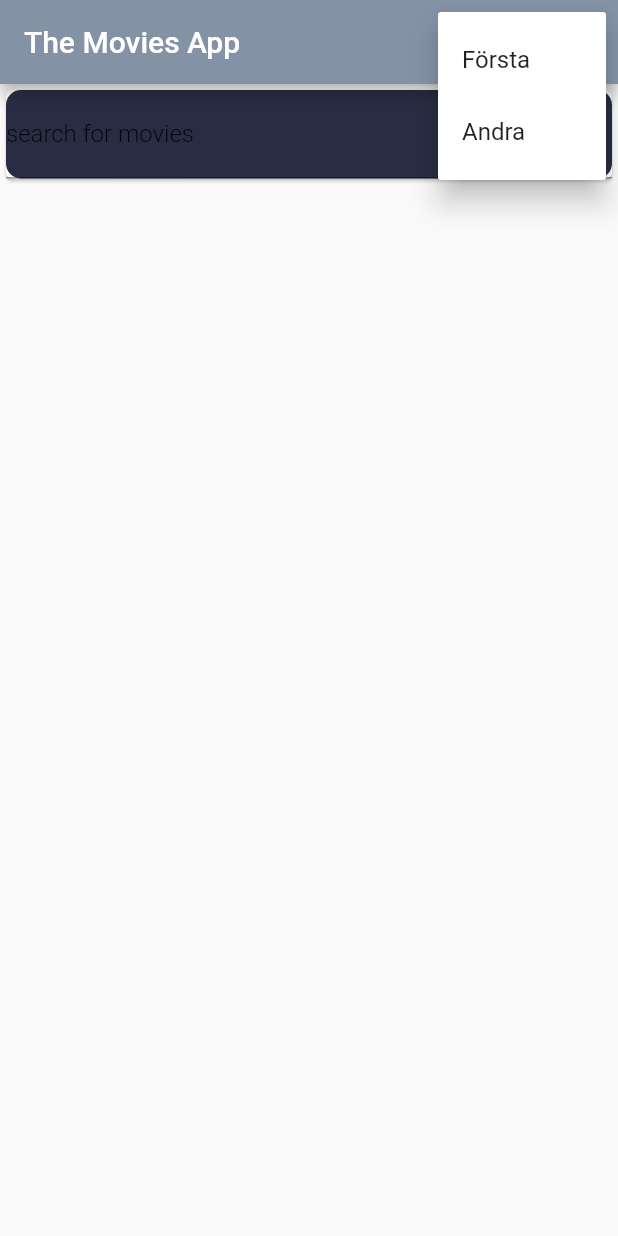
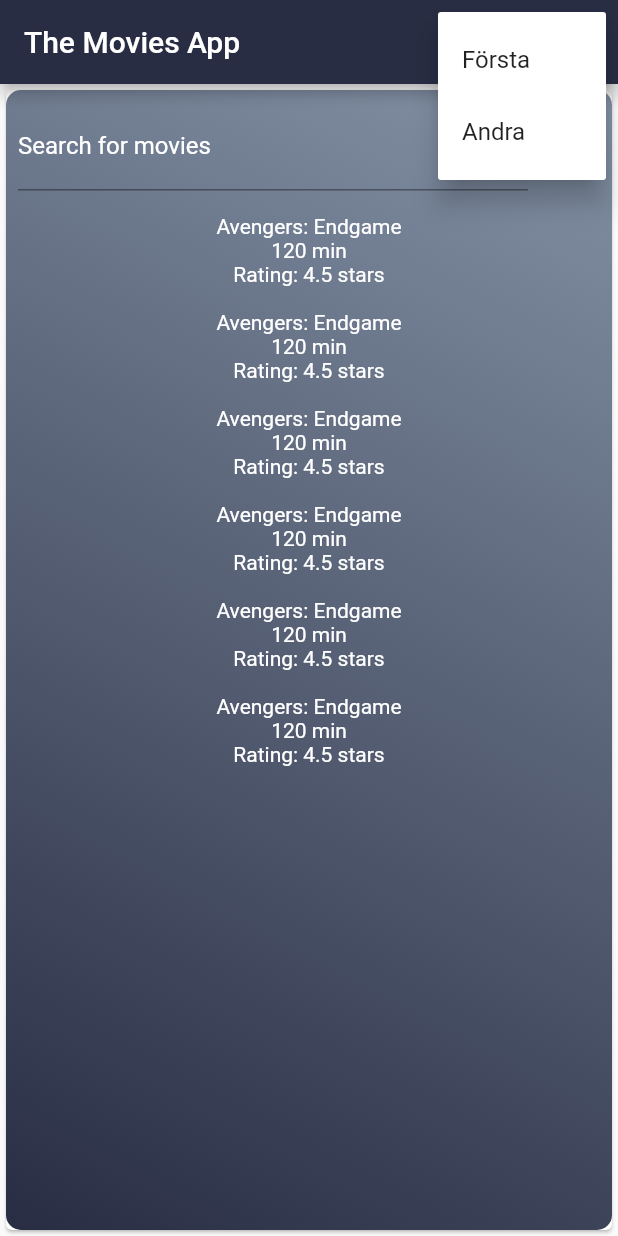
Before and after one commit to gu-tig169/grupp10, a Flutter app: the screen it shows after launch, after a tap on the "more vert" icon, on a phone screen of 412 x 824 dp. Run offline on Flutter 3.47's test engine with Material 2 defaults, Android fonts, the phone set to English and light mode, and no system bars; our stand-ins replace splashscreen.

Commit message:
Förbättrat sökrutan. Lagt till mkt basic filmlista.

```diff
--- a/lib/screens/main_page.dart
+++ b/lib/screens/main_page.dart
@@ -17,25 +17,21 @@ class _MyHomePageState extends State<MyHomePage> {
   Widget build(BuildContext context) {
     return Scaffold(
         appBar: AppBar(
-          backgroundColor: AppColors.primaryColor,
+          backgroundColor: AppColors.secondaryColor,
           title: Text('The Movies App', textAlign: TextAlign.center),
           actions: <Widget>[
             PopupMenuButton<int>(
               icon: Icon(Icons.more_vert_rounded, color: Colors.white),
               itemBuilder: (context) => [
-                PopupMenuItem(
-                  value: 1,
-                  child: Text('Första'),
-                ),
+                PopupMenuItem(value: 1,  child: Text('Första'),),
                 PopupMenuItem(value: 2, child: Text('Andra'))
               ],
-              onSelected: (value) {
-                print("value:$value");
-              },
+              onSelected: (value) => print("value:$value"),
             )
           ],
         ),
         body: _movieWidget(context, String));
+    // Tror vi kan ta bort grejerna under här.
     /*Center(
         child: Container(
             decoration: BoxDecoration(
@@ -51,18 +47,14 @@ class _MyHomePageState extends State<MyHomePage> {
 }
 
 Widget _movieWidget(context, title) {
-  TextEditingController textEditingController;
   return Card(
       child: Container(
-          child: TextField(
-            controller: textEditingController,
-            decoration: InputDecoration(
-              labelText: 'search for movies',
-              labelStyle:
-                  TextStyle(color: Colors.black87, fontWeight: FontWeight.w300),
+          decoration: BoxDecoration(
+            gradient: LinearGradient( // Flyttade lineargradient hit.
+              begin: Alignment.topRight,
+              end: Alignment.bottomLeft,
+              colors: [AppColors.primaryColor, AppColors.secondaryColor],
             ),
-          ),
-          decoration: BoxDecoration(
             color: AppColors.secondaryColor,
             borderRadius: BorderRadius.only(
               bottomLeft: Radius.circular(10),
@@ -70,5 +62,65 @@ Widget _movieWidget(context, title) {
               topRight: Radius.circular(10),
               bottomRight: Radius.circular(10),
             ),
-          )));
+          ),
+        child: Padding(
+          padding: const EdgeInsets.all(8.0),
+          child: Column(
+            children: <Widget> [
+              _searchBar(),
+              _movieList(),
+            ]
+          )
+        )
+      )
+  );
 }
+
+// Sökrutan.
+Widget _searchBar() {
+  TextEditingController textEditingController;
+  return Row(
+      children: <Widget> [
+        Expanded(
+          child: TextField(
+            controller: textEditingController,
+            decoration: InputDecoration(
+              labelText: 'Search for movies',
+              labelStyle: TextStyle(color: Colors.white, fontWeight: FontWeight.w400),
+            ),
+          ),
+        ),
+        IconButton(
+            icon: Icon(Icons.search),
+            color: Colors.white,
+            onPressed: () {
+              // Utför sökning, gör någonting med textEditingController.
+            })
+      ]
+  );
+}
+
+// Listan med filmerna.
+Widget _movieList(){
+  return Expanded(
+    child: Padding(
+      padding: const EdgeInsets.all(8.0),
+      child: ListView.builder(
+        itemCount: 6, // Visar 6 st filmer nu.
+        itemBuilder: (context, index) {
+          return Padding(
+            padding: const EdgeInsets.all(8.0),
+            child: Column(
+              children: <Widget> [
+                // Här är filmerna.
+                Text("Avengers: Endgame", style: TextStyle(color: Colors.white, fontWeight: FontWeight.w400)),
+                Text("120 min", style: TextStyle(color: Colors.white, fontWeight: FontWeight.w400)),
+                Text("Rating: 4.5 stars", style: TextStyle(color: Colors.white, fontWeight: FontWeight.w400))
+              ]
+            )
+          );
+        }
+      ),
+    ),
+  );
+}
```
